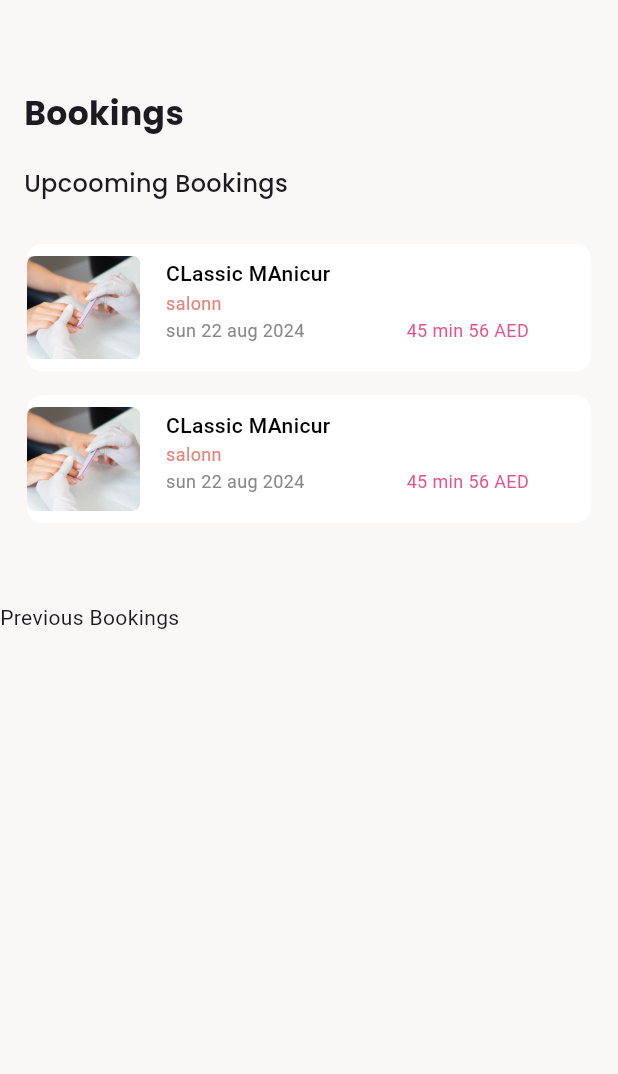
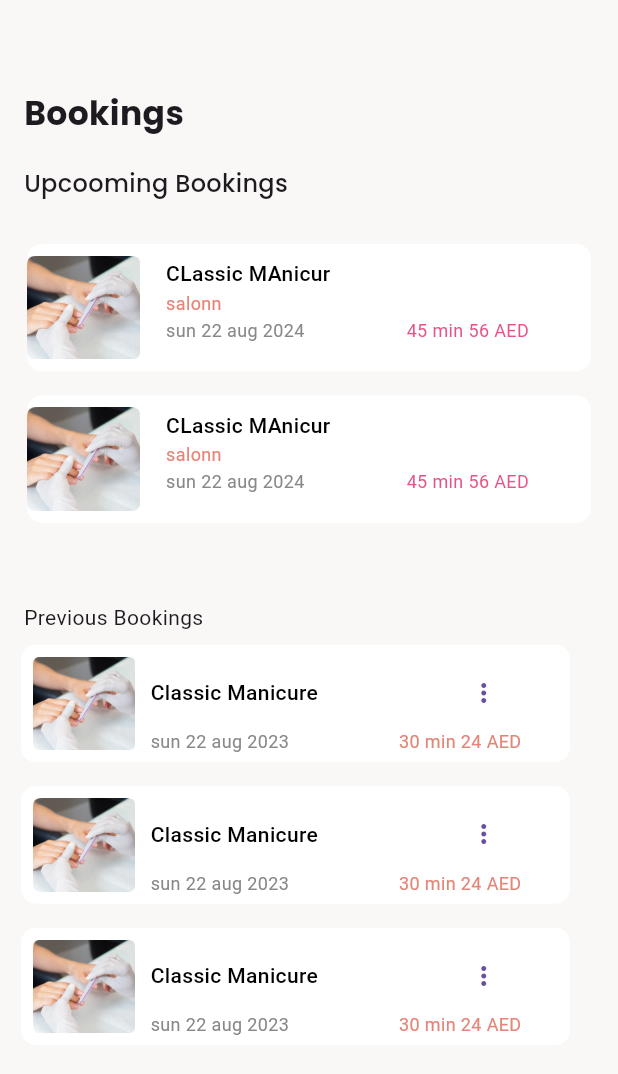
Before and after one commit to Shayanzahid227/LuciusBeautySalon-, a Flutter app: the BookingScreen_ok screen opened directly, on a phone screen of 412 x 824 dp. Shown: the top 1074 px of the screen. Run offline on Flutter 3.47's test engine with Material 3 defaults, Android fonts, the phone set to English and light mode, and no system bars; our stand-ins replace flutter_screenutil, google_fonts, table_calendar; missing offline and left inert: dart:ffi.

Commit message:
only calannder  remaining other app is almost done (front End)

```diff
--- /dev/null
+++ b/lib/core/models/previous_booking.dart
@@ -0,0 +1,8 @@
+class PreviousBookingsModel {
+  String? ImgUrl;
+  String? Title;
+  String? Date;
+  String? TimeAndPrice;
+  PreviousBookingsModel(
+      {this.ImgUrl, this.Title, this.Date, this.TimeAndPrice});
+}
--- a/lib/core/models/bookings.dart
+++ b/lib/core/models/up_cooming_bookings.dart
@@ -1,3 +1,4 @@
+// this model will be used by UpCooming Booking as well as Previous Bookings
 class BookingsModel {
   String? ImgUrl;
   String? Title;
--- a/lib/ui/custom_widgets/bookings.dart
+++ b/lib/ui/custom_widgets/bookings.dart
@@ -1,10 +1,10 @@
-import 'package:figma_creation_task/core/constant/string.dart';
-import 'package:figma_creation_task/core/models/bookings.dart';
+import 'package:figma_creation_task/core/models/up_cooming_bookings.dart';
 
 import 'package:flutter/material.dart';
 
 import 'package:flutter_screenutil/flutter_screenutil.dart';
 
+// ignore: must_be_immutable
 class CustomBookingContainer extends StatelessWidget {
   BookingsModel object_bookings = BookingsModel();
 
--- /dev/null
+++ b/lib/ui/custom_widgets/previous_booking.dart
@@ -0,0 +1,110 @@
+import 'package:figma_creation_task/core/models/previous_booking.dart';
+
+import 'package:flutter/material.dart';
+import 'package:flutter_screenutil/flutter_screenutil.dart';
+
+///// upcoming bookings category container for reusaiblity
+
+// ignore: must_be_immutable
+class PreviousBookingCustomContainer extends StatelessWidget {
+  PreviousBookingsModel object_PreviousBooking = PreviousBookingsModel();
+
+  // final String title;
+  // final String imagePath;
+  // final String meddletitle;
+  // final String belowtitle;
+
+  PreviousBookingCustomContainer(
+      {super.key, required this.object_PreviousBooking
+      // required this.title,
+      // required this.imagePath,
+      // required this.meddletitle,
+      // required this.belowtitle
+      });
+
+  @override
+  Widget build(BuildContext context) {
+    return Stack(
+      children: [
+        Container(
+          margin: const EdgeInsets.only(left: 4),
+          height: 81.h,
+          width: 350.w,
+          padding: const EdgeInsets.all(8.0),
+          decoration: BoxDecoration(
+            // boxShadow: [
+            //   BoxShadow(
+            //       color: Colors.black,
+            //       offset: const Offset(0.1, 2),
+            //       blurRadius: 1.r,
+            //       spreadRadius: 0)
+            // ],
+            color: const Color(0xfffffffff),
+            borderRadius: BorderRadius.circular(10),
+          ),
+          child: Row(
+            mainAxisAlignment: MainAxisAlignment.start,
+            children: [
+              Row(
+                children: [
+                  Image.asset(
+                    "${object_PreviousBooking.ImgUrl}",
+                    scale: 3,
+                  ),
+                ],
+              ),
+              Padding(
+                padding: const EdgeInsets.only(left: 10.0),
+                child: Column(
+                  crossAxisAlignment: CrossAxisAlignment.start,
+                  mainAxisAlignment: MainAxisAlignment.start,
+                  children: [
+                    Row(
+                      children: [
+                        Text(
+                          "${object_PreviousBooking.Title}",
+                          style: const TextStyle(
+                              fontSize: 14,
+                              fontWeight: FontWeight.w500,
+                              color: Color(0xfff000000)),
+                        ),
+                        SizedBox(width: 75.w),
+                        TextButton(
+                            onPressed: () {},
+                            child: Icon(
+                              Icons.more_vert,
+                              size: 20,
+                            ))
+                      ],
+                    ),
+                    Row(
+                      children: [
+                        Text(
+                          "${object_PreviousBooking.Date}",
+                          style: const TextStyle(
+                              fontSize: 12,
+                              fontWeight: FontWeight.w400,
+                              color: Color(0xfff888888)),
+                        ),
+                        SizedBox(
+                          width: 70.w,
+                        ),
+                        Text(
+                          "${object_PreviousBooking.TimeAndPrice}",
+                          style: const TextStyle(
+                              fontSize: 12,
+                              fontWeight: FontWeight.w400,
+                              color: Color(0xfffe38577)),
+                        )
+                      ],
+                    ),
+                  ],
+                ),
+              ),
+            ],
+          ),
+        ),
+      ],
+    );
+  }
+}
--- a/lib/ui/screens/Cancelbooking.dart
+++ b/lib/ui/screens/Cancelbooking.dart
@@ -1,7 +1,6 @@
 import 'package:figma_creation_task/core/constant/string.dart';
-import 'package:figma_creation_task/ui/screens/Lucious/home%20screen/1home_screen.dart';
+
 import 'package:flutter/material.dart';
-import 'package:flutter_screenutil/flutter_screenutil.dart';
 
 class CancelBookingScreen_0 extends StatefulWidget {
   const CancelBookingScreen_0({super.key});
--- a/lib/ui/screens/Lucious/all_services/all_services_MVVM.dart
+++ b/lib/ui/screens/Lucious/all_services/all_services_MVVM.dart
@@ -15,12 +15,12 @@ class AllServicesViewModel extends BaseViewModel {
     AllServiceModel(
         imgUrl: '$staticAssets/threading6.png', tittle: 'Threading'),
     AllServiceModel(
-        imgUrl: '$staticAssets/nails.png', tittle: 'UltraLucious\n    7D hfu'),
-    AllServiceModel(imgUrl: '$staticAssets/nails.png', tittle: 'Nails'),
-    AllServiceModel(imgUrl: '$staticAssets/nails.png', tittle: 'Nails'),
-    AllServiceModel(imgUrl: '$staticAssets/nails.png', tittle: 'Nails'),
-    AllServiceModel(imgUrl: '$staticAssets/nails.png', tittle: 'Nails'),
-    AllServiceModel(imgUrl: '$staticAssets/nails.png', tittle: 'Nails'),
-    AllServiceModel(imgUrl: '$staticAssets/nails.png', tittle: 'Nails'),
+        imgUrl: '$staticAssets/nails1.png', tittle: 'UltraLucious\n    7D hfu'),
+    AllServiceModel(imgUrl: '$staticAssets/nails1.png', tittle: 'Nails'),
+    AllServiceModel(imgUrl: '$staticAssets/nails1.png', tittle: 'Nails'),
+    AllServiceModel(imgUrl: '$staticAssets/nails1.png', tittle: 'Nails'),
+    AllServiceModel(imgUrl: '$staticAssets/nails1.png', tittle: 'Nails'),
+    AllServiceModel(imgUrl: '$staticAssets/nails1.png', tittle: 'Nails'),
+    AllServiceModel(imgUrl: '$staticAssets/nails1.png', tittle: 'Nails'),
   ];
 }
--- a/lib/ui/screens/Lucious/bookings/1bookings.dart
+++ b/lib/ui/screens/Lucious/bookings/1bookings.dart
@@ -1,4 +1,5 @@
 import 'package:figma_creation_task/ui/custom_widgets/bookings.dart';
+import 'package:figma_creation_task/ui/custom_widgets/previous_booking.dart';
 import 'package:figma_creation_task/ui/screens/Lucious/bookings/BookingsViewModel.dart';
 
 import 'package:flutter/material.dart';
@@ -18,10 +19,10 @@ class _BookingScreen_okState extends State<BookingScreen_ok> {
   @override
   Widget build(BuildContext context) {
     double screenHeight = MediaQuery.of(context).size.height;
-    double screenWidth = MediaQuery.of(context).size.width;
+    //double screenWidth = MediaQuery.of(context).size.width;
     return ChangeNotifierProvider(
-      create: (context) => Bookingsviewmodel(),
-      child: Consumer<Bookingsviewmodel>(
+      create: (context) => BookingsViewModel(),
+      child: Consumer<BookingsViewModel>(
           builder: (context, model, child) => Scaffold(
                 body: SingleChildScrollView(
                   child: Column(
@@ -73,9 +74,36 @@ class _BookingScreen_okState extends State<BookingScreen_ok> {
                           },
                         ),
                       ),
-                      Row(
+                      Column(
                         children: [
-                          Text("Previous Bookings"),
+                          Padding(
+                            padding: const EdgeInsets.only(left: 16.0),
+                            child: Row(
+                              children: [
+                                Text("Previous Bookings"),
+                              ],
+                            ),
+                          ),
+                          SizedBox(
+                            height: screenHeight * 0.55,
+                            child: ListView.builder(
+                              itemCount: model.listPrevious.length,
+                              itemBuilder: (BuildContext context, int index) {
+                                return Padding(
+                                  padding: const EdgeInsets.all(8.0),
+                                  child: GestureDetector(
+                                    onTap: () {},
+                                    child: Padding(
+                                        padding: const EdgeInsets.symmetric(
+                                            horizontal: 2.0),
+                                        child: PreviousBookingCustomContainer(
+                                            object_PreviousBooking:
+                                                model.listPrevious[index])),
+                                  ),
+                                );
+                              },
+                            ),
+                          ),
                         ],
                       )
                       // Padding(
--- a/lib/ui/screens/Lucious/bookings/BookingsViewModel.dart
+++ b/lib/ui/screens/Lucious/bookings/BookingsViewModel.dart
@@ -1,8 +1,11 @@
+import 'dart:core';
+
 import 'package:figma_creation_task/core/constant/string.dart';
-import 'package:figma_creation_task/core/models/bookings.dart';
+import 'package:figma_creation_task/core/models/previous_booking.dart';
+import 'package:figma_creation_task/core/models/up_cooming_bookings.dart';
 import 'package:figma_creation_task/core/other/Base_view_model.dart';
 
-class Bookingsviewmodel extends BaseViewModel {
+class BookingsViewModel extends BaseViewModel {
   List<BookingsModel> listbookings = [
     BookingsModel(
         ImgUrl: "$staticAssets/details2.png",
@@ -17,4 +20,21 @@ class Bookingsviewmodel extends BaseViewModel {
         Date: "sun 22 aug 2024",
         TimeAndPrice: "45 min 56 AED"),
   ];
+  List<PreviousBookingsModel> listPrevious = [
+    PreviousBookingsModel(
+        ImgUrl: "$staticAssets/details2.png",
+        Title: "Classic Manicure",
+        Date: "sun 22 aug 2023",
+        TimeAndPrice: "30 min 24 AED"),
+    PreviousBookingsModel(
+        ImgUrl: "$staticAssets/details2.png",
+        Title: "Classic Manicure",
+        Date: "sun 22 aug 2023",
+        TimeAndPrice: "30 min 24 AED"),
+    PreviousBookingsModel(
+        ImgUrl: "$staticAssets/details2.png",
+        Title: "Classic Manicure",
+        Date: "sun 22 aug 2023",
+        TimeAndPrice: "30 min 24 AED"),
+  ];
 }
--- a/lib/ui/screens/Lucious/cart_screem.dart/CartScreen.dart
+++ b/lib/ui/screens/Lucious/cart_screem.dart/CartScreen.dart
@@ -1,10 +1,8 @@
-import 'package:figma_creation_task/main.dart';
 import 'package:figma_creation_task/ui/custom_widgets/cart_screen.dart';
 import 'package:figma_creation_task/ui/screens/Lucious/cart_screem.dart/cartViewModel.dart';
-import 'package:figma_creation_task/ui/screens/Lucious/details/details.dart';
+
 import 'package:figma_creation_task/ui/screens/Lucious/home%20screen/1home_screen.dart';
-import 'package:figma_creation_task/ui/screens/Lucious/home%20screen/Home_MVVM.dart';
-import 'package:figma_creation_task/ui/screens/root/root_view_model.dart';
+
 import 'package:flutter/material.dart';
 import 'package:flutter_screenutil/flutter_screenutil.dart';
 import 'package:provider/provider.dart';
--- a/lib/ui/screens/Lucious/profile_screen.dart
+++ b/lib/ui/screens/Lucious/profile_screen.dart
@@ -1,5 +1,3 @@
-import 'dart:ffi';
-
 import 'package:figma_creation_task/core/constant/string.dart';
 import 'package:flutter/material.dart';
 
@@ -41,6 +39,8 @@ class _ProfileSCreen_00State extends State<ProfileSCreen_00> {
                     border: Border.all(color: const Color(0xfffe38577)),
                     color: Colors.transparent),
                 child: CircleAvatar(
+                  // why this image radius can not reduce
+                  radius: 10,
                   backgroundImage: AssetImage("$staticAssets/FB.png"),
                   //radius: 77,
                   // child: Image.asset(
--- a/lib/ui/screens/root/root_screen.dart
+++ b/lib/ui/screens/root/root_screen.dart
@@ -1,5 +1,5 @@
 import 'package:figma_creation_task/core/constant/string.dart';
-import 'package:figma_creation_task/ui/custom_widgets/bottom_navigator_bar/bottom_navigator_bar.dart';
+
 import 'package:figma_creation_task/ui/custom_widgets/bottom_navigator_bar/naviagator_bar.dart';
 import 'package:figma_creation_task/ui/screens/root/root_view_model.dart';
 import 'package:flutter/material.dart';
```
Also changed, not shown: lib/main.dart (+2 -17 lines), lib/ui/screens/Lucious/bookings/booking.dart (deleted, +0 -59 lines), lib/ui/screens/Lucious/home screen/1home_screen.dart (+3 -7 lines).
